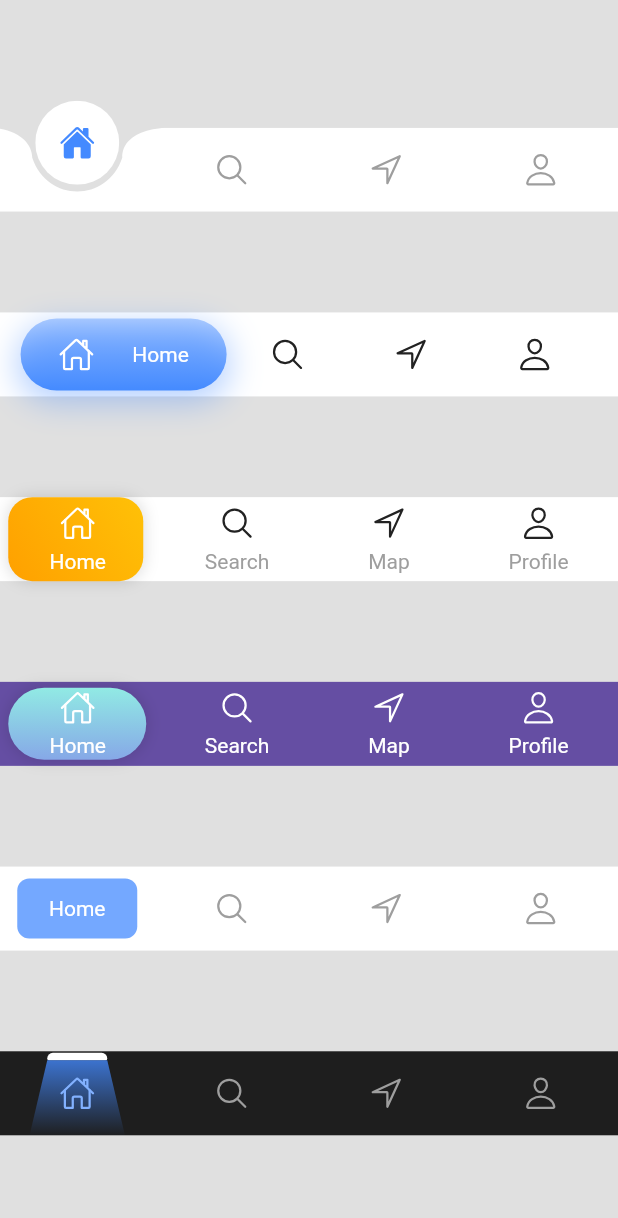
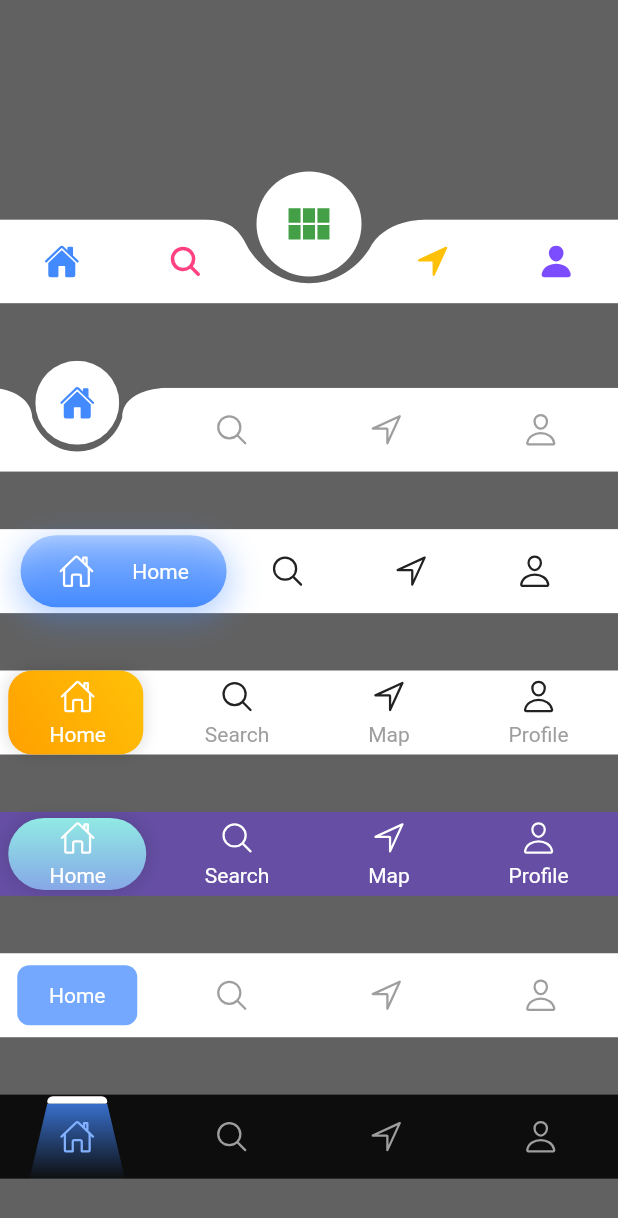
Before and after one commit to seyfettiny/BottomNavigationBars, a Flutter app: the screen it shows after launch, on a phone screen of 412 x 824 dp. Shown: the top 1218 px of the screen. Run offline on Flutter 3.47's test engine with Material 2 defaults, Android fonts, the phone set to English and light mode, and no system bars; our stand-ins replace flutter_svg, ionicons.

Commit message:
Add Blob Menu Navigation

```diff
--- a/lib/main.dart
+++ b/lib/main.dart
@@ -1,3 +1,4 @@
+import 'package:bottomnavigationbars/nav_items/blob_menu.nav.dart';
 import 'package:flutter/material.dart';
 
 import 'nav_items/floating_selection_bottom_nav.dart';
@@ -32,10 +33,11 @@ class HomeScreen extends StatelessWidget {
   @override
   Widget build(BuildContext context) {
     return Container(
-      color: Colors.grey.shade300,
+      color: Colors.grey.shade700,
       child: Column(
         mainAxisAlignment: MainAxisAlignment.spaceEvenly,
         children: const [
+          BlobMenu(),
           FloatingSelectionBottomNav(),
           GoogleBottonNav(),
           ShiftingBottomNav(),
--- /dev/null
+++ b/lib/nav_items/blob_menu.nav.dart
@@ -0,0 +1,271 @@
+import 'dart:ui';
+
+import 'package:flutter/foundation.dart';
+import 'package:flutter/material.dart';
+import 'package:flutter_svg/flutter_svg.dart';
+import 'package:ionicons/ionicons.dart';
+import 'dart:math' as math;
+
+class BlobMenu extends StatefulWidget {
+  const BlobMenu({super.key});
+
+  @override
+  State<BlobMenu> createState() => _BlobMenuState();
+}
+
+class _BlobMenuState extends State<BlobMenu> with TickerProviderStateMixin {
+  final double _screenWidth =
+      MediaQueryData.fromWindow(WidgetsBinding.instance.window).size.width;
+
+  bool isSelected = false;
+  late AnimationController _animationController;
+  late Animation<double> _translationAnimation;
+
+  List<Icon> icons = [
+    const Icon(
+      Ionicons.attach,
+      color: Colors.blueAccent,
+    ),
+    const Icon(
+      Ionicons.phone_portrait,
+      color: Colors.pinkAccent,
+    ),
+    const Icon(
+      Ionicons.file_tray,
+      color: Colors.amber,
+    ),
+    const Icon(
+      Ionicons.settings,
+      color: Colors.deepPurpleAccent,
+    ),
+  ];
+
+  List<AnimatedPositioned> blobMenuItems = [];
+
+  @override
+  void initState() {
+    super.initState();
+    _animationController = AnimationController(
+      vsync: this,
+      duration: const Duration(milliseconds: 500),
+    );
+
+    _translationAnimation = Tween<double>(begin: 0, end: 100).animate(
+      CurvedAnimation(
+          parent: _animationController, curve: Curves.fastOutSlowIn),
+    )..addListener(() {
+        setState(() {});
+      });
+  }
+
+  Widget _menuItemBuilder(int angle, int index) {
+    return Positioned(
+      bottom: 20,
+      left: _screenWidth / 2 - 32,
+      child: AnimatedBuilder(
+        animation: _animationController,
+        builder: (context, child) {
+          final double rad = angle * (math.pi / 180.0);
+          final double c = 50;
+          double t = (1.0 - (1 + c)) / 2.0 * 255;
+          return Transform(
+            transform: Matrix4.identity()
+              ..translate(
+                (_translationAnimation.value) * math.cos(rad),
+                -(_translationAnimation.value) * math.sin(rad),
+              ),
+            child: InkWell(
+              onTap: () {
+                setState(() {
+                  isSelected = !isSelected;
+                  isSelected
+                      ? _animationController.forward()
+                      : _animationController.reverse();
+                });
+              },
+              child: ColorFiltered(
+                colorFilter: ColorFilter.matrix([
+                  1 + c,
+                  0,
+                  0,
+                  0,
+                  t,
+                  0,
+                  1 + c,
+                  0,
+                  0,
+                  t,
+                  0,
+                  0,
+                  1 + c,
+                  0,
+                  t,
+                  0,
+                  0,
+                  0,
+                  1,
+                  0,
+                ]),
+                child: Container(
+                  height: 65,
+                  width: 65,
+                  decoration: const BoxDecoration(
+                    color: Colors.white,
+                    shape: BoxShape.circle,
+                  ),
+                  alignment: Alignment.center,
+                  child: icons[index],
+                ),
+              ),
+            ),
+          );
+        },
+      ),
+    );
+  }
+
+  @override
+  Widget build(BuildContext context) {
+    return SizedBox(
+      height: AppBar().preferredSize.height + 108,
+      child: Stack(
+        clipBehavior: Clip.none,
+        children: [
+          ...icons
+              .map((icon) => _menuItemBuilder(
+                  195 - ((icons.indexOf(icon) + 1) * 42), icons.indexOf(icon)))
+              .toList(),
+          Positioned(
+            bottom: 18,
+            left: _screenWidth / 2 - 35,
+            height: 70,
+            width: 70,
+            child: Container(
+              decoration: const BoxDecoration(
+                color: Colors.white,
+                shape: BoxShape.circle,
+              ),
+              alignment: Alignment.center,
+              child: InkWell(
+                onTap: () {
+                  setState(() {
+                    isSelected = !isSelected;
+                    isSelected
+                        ? _animationController.forward()
+                        : _animationController.reverse();
+                  });
+                },
+                child: AnimatedIcon(
+                  icon: AnimatedIcons.view_list,
+                  size: 36,
+                  color: Colors.green.shade600,
+                  progress: _animationController,
+                ),
+              ),
+            ),
+          ),
+          Positioned(
+            bottom: 0,
+            left: 0,
+            right: 0,
+            child: ClipPath(
+              clipper: BlobMenuClipper(),
+              child: Container(
+                height: AppBar().preferredSize.height,
+                color: Colors.white,
+                child: Row(
+                  children: [
+                    Expanded(
+                      child: IconButton(
+                        icon: const Icon(
+                          Ionicons.home,
+                          color: Colors.blueAccent,
+                        ),
+                        onPressed: () {},
+                      ),
+                    ),
+                    Expanded(
+                      child: IconButton(
+                        icon: const Icon(
+                          Ionicons.search,
+                          color: Colors.pinkAccent,
+                        ),
+                        onPressed: () {},
+                      ),
+                    ),
+                    const Expanded(
+                      child: SizedBox.square(
+                        dimension: 36,
+                      ),
+                    ),
+                    Expanded(
+                      child: IconButton(
+                        icon: const Icon(
+                          Ionicons.navigate,
+                          color: Colors.amber,
+                        ),
+                        onPressed: () {},
+                      ),
+                    ),
+                    Expanded(
+                      child: IconButton(
+                        icon: const Icon(
+                          Ionicons.person,
+                          color: Colors.deepPurpleAccent,
+                        ),
+                        onPressed: () {},
+                      ),
+                    ),
+                  ],
+                ),
+              ),
+            ),
+          )
+        ],
+      ),
+    );
+  }
+}
+
+class BlobMenuClipper extends CustomClipper<Path> {
+  @override
+  Path getClip(Size size) {
+    final path = Path()
+      ..lineTo(
+        (size.width / 2) - 70,
+        0,
+      )
+      ..cubicTo(
+        (size.width / 2) - 50,
+        0,
+        (size.width / 2) - 45,
+        10,
+        (size.width / 2) - 40,
+        20,
+      )
+      ..cubicTo(
+        (size.width / 2) - 20,
+        50,
+        (size.width / 2) + 20,
+        50,
+        (size.width / 2) + 40,
+        20,
+      )
+      ..cubicTo(
+        (size.width / 2) + 50,
+        0,
+        (size.width / 2) + 75,
+        0,
+        (size.width / 2) + 80,
+        0,
+      )
+      ..lineTo(size.width, 0)
+      ..lineTo(size.width, size.height)
+      ..lineTo(0, size.height);
+
+    return path;
+  }
+
+  @override
+  bool shouldReclip(CustomClipper<Path> oldClipper) => true;
+}
--- a/pubspec.yaml
+++ b/pubspec.yaml
@@ -14,6 +14,7 @@ dependencies:
 
   cupertino_icons: ^1.0.2
   ionicons: ^0.1.2
+  flutter_svg: ^1.1.6
 
 dev_dependencies:
   flutter_test:
@@ -23,3 +24,6 @@ dev_dependencies:
 
 flutter:
   uses-material-design: true
+
+assets:
+  - assets/svg/
```
Also changed, not shown: assets/svg/blob.svg (added), pubspec.lock.
